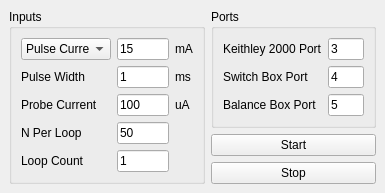
Above: switching_GUI_layoutfile.ui from uonelisa/instruments before the change. Below: the same form after it.
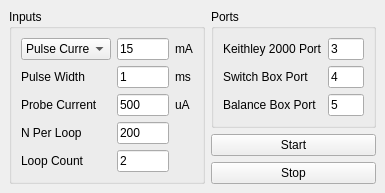
That is the form after the change.

Commit message: Fixed to make working. I think this is the branch to use.

```diff
--- a/switching_GUI_layoutfile.ui
+++ b/switching_GUI_layoutfile.ui
@@ -89,7 +89,7 @@
        <item row="2" column="1">
         <widget class="QLineEdit" name="probe_current_box">
          <property name="text">
-          <string>100</string>
+          <string>500</string>
          </property>
         </widget>
        </item>
@@ -110,7 +110,7 @@
        <item row="3" column="1">
         <widget class="QLineEdit" name="measurement_count_box">
          <property name="text">
-          <string>50</string>
+          <string>200</string>
          </property>
         </widget>
        </item>
@@ -124,7 +124,7 @@
        <item row="4" column="1">
         <widget class="QLineEdit" name="loop_count_box">
          <property name="text">
-          <string>1</string>
+          <string>2</string>
          </property>
         </widget>
        </item>
```
